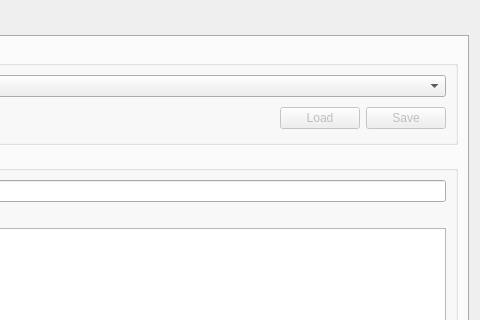
Above: src/qgis_stac/ui/qgis_stac_widget.ui from stac-utils/qgis-stac-plugin before the change; both pictures show x 460 to 940 and y 0 to 320 of the 940 by 897 pixel window. Below: the same form after it.
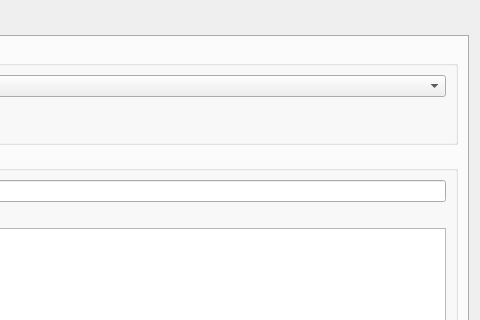
That is the form after the change. Custom widgets are drawn as their Qt base class.

Commit message: removed load and save buttons as their functionality hasnt been implemented yet

Diff of the .ui file:
```diff
--- a/src/qgis_stac/ui/qgis_stac_widget.ui
+++ b/src/qgis_stac/ui/qgis_stac_widget.ui
@@ -105,32 +105,6 @@
               </property>
              </spacer>
             </item>
-            <item>
-             <widget class="QPushButton" name="load_connection_btn">
-              <property name="enabled">
-               <bool>false</bool>
-              </property>
-              <property name="toolTip">
-               <string>Load connections from file</string>
-              </property>
-              <property name="text">
-               <string>Load</string>
-              </property>
-             </widget>
-            </item>
-            <item>
-             <widget class="QPushButton" name="save_connection_btn">
-              <property name="enabled">
-               <bool>false</bool>
-              </property>
-              <property name="toolTip">
-               <string>Save connections to file</string>
-              </property>
-              <property name="text">
-               <string>Save</string>
-              </property>
-             </widget>
-            </item>
            </layout>
           </item>
          </layout>
```
